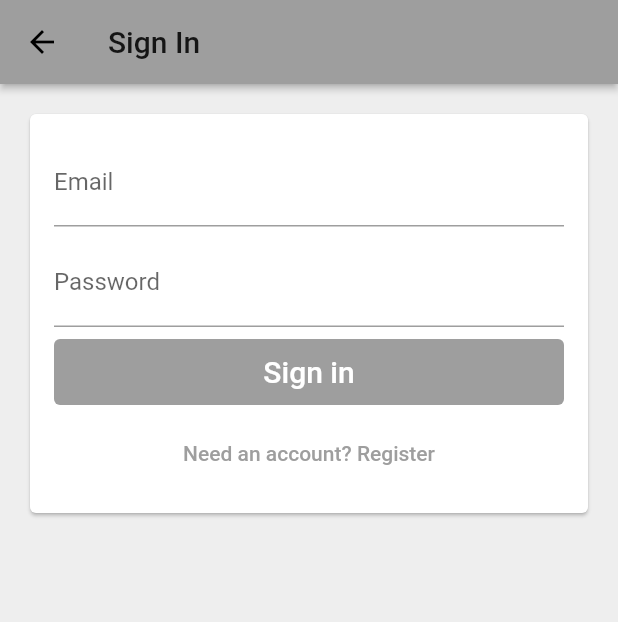
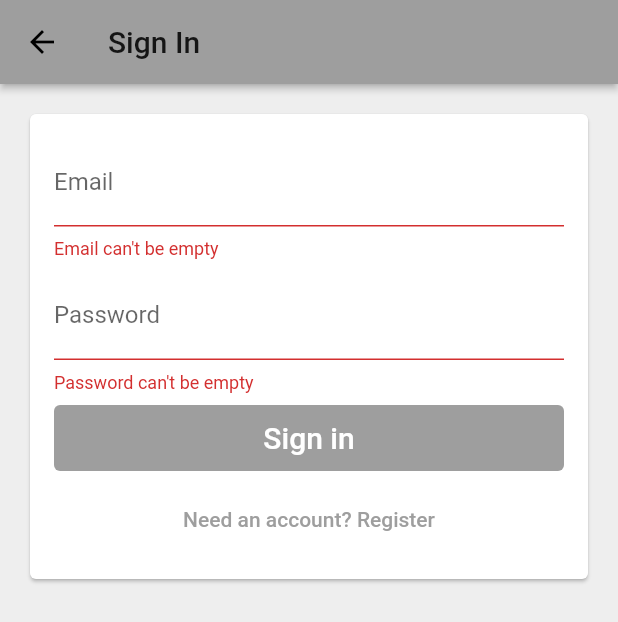
Before and after one commit to Devl326789/timeTracker, a Flutter app: the EmailSignInPage screen opened directly with empty values, on a phone screen of 412 x 824 dp. Shown: the top 622 px of the screen. Run offline on Flutter 3.47's test engine with Material 2 defaults, Android fonts, the phone set to English and light mode, and no system bars; our stand-ins replace firebase_auth, firebase_core; accounts and stored records are empty.

Commit message:
add email and password validation errorText

```diff
--- a/lib/app/sign_in/email_sigin_form.dart
+++ b/lib/app/sign_in/email_sigin_form.dart
@@ -81,6 +81,7 @@ class _EmailSignInFormState extends State<EmailSignInForm> {
   }
 
   TextField _buildPasswordTextField() {
+    bool passwordValid = widget.passwordValidator.isValid(_password);
     return TextField(
       controller: _passwordController,
       focusNode: _passwordFocusNode,
@@ -88,7 +89,10 @@ class _EmailSignInFormState extends State<EmailSignInForm> {
       enableSuggestions: false,
       keyboardType: TextInputType.visiblePassword,
       obscureText: true,
-      decoration: InputDecoration(labelText: 'Password'),
+      decoration: InputDecoration(
+        labelText: 'Password',
+        errorText: passwordValid ? null : widget.invalidPasswordText,
+      ),
       textInputAction: TextInputAction.done,
       onEditingComplete: _submit,
       onChanged: (password) => _updateState(),
@@ -96,12 +100,14 @@ class _EmailSignInFormState extends State<EmailSignInForm> {
   }
 
   TextField _buildEmailTextField() {
+    bool emailValid = widget.emailValidator.isValid(_email);
     return TextField(
       controller: _emailController,
       focusNode: _emailFocusNode,
       decoration: InputDecoration(
         hintText: 'Test@test.com',
         labelText: 'Email',
+        errorText: emailValid ? null : widget.invalidEmailErrorText,
       ),
       autocorrect: false,
       enableSuggestions: true,
--- a/lib/app/sign_in/validators.dart
+++ b/lib/app/sign_in/validators.dart
@@ -12,4 +12,6 @@ class NonEmptyStringValidator implements StringValidator {
 class EmailAndPasswordValidators {
   final StringValidator emailValidator = NonEmptyStringValidator();
   final StringValidator passwordValidator = NonEmptyStringValidator();
+  final String invalidEmailErrorText = 'Email can\'t be empty';
+  final String invalidPasswordText = 'Password can\'t be empty';
 }
```
